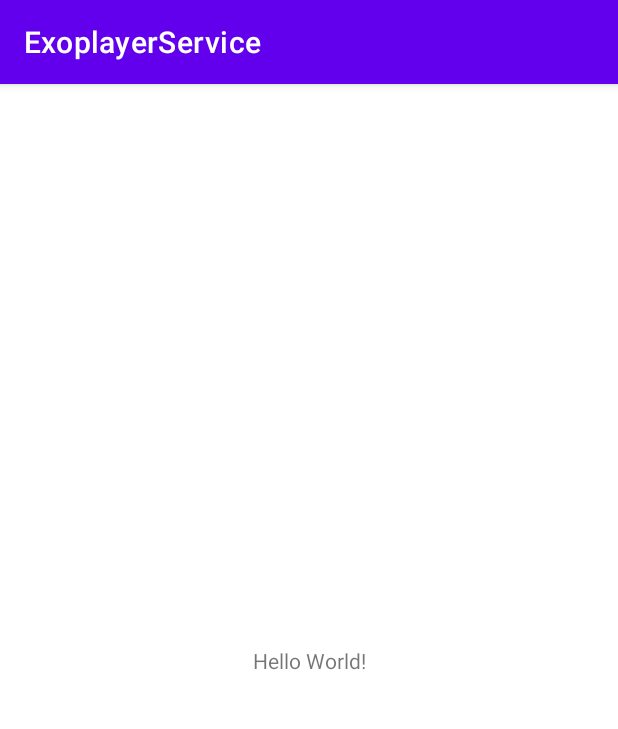
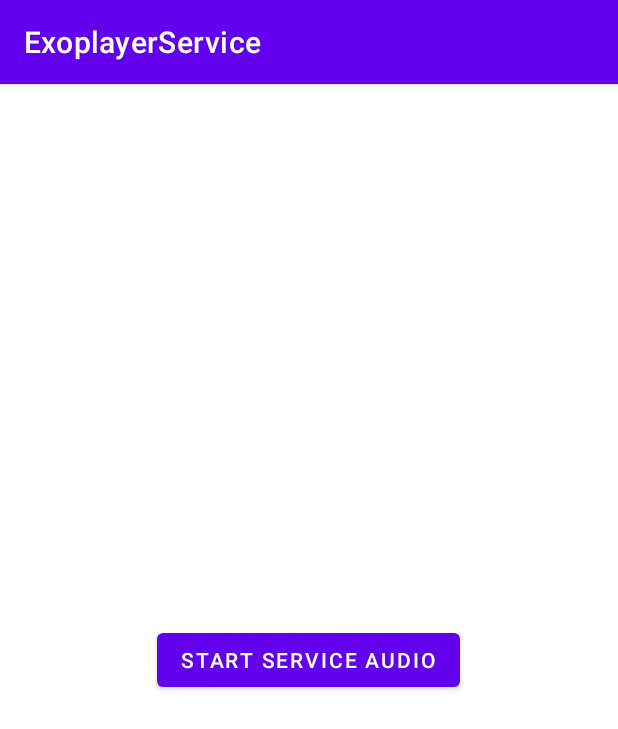
Before and after one commit to Paul9834/ExoplayerService, an Android app: the screen it shows after launch (MainActivity), on a phone screen of 412 x 824 dp. Shown: the top 729 px of the screen. Run offline under Robolectric (Android 15) with nearby library versions, the phone set to English and light mode, and no system bars.

```diff
--- a/app/src/main/java/com/exoplayer/radio/service/MainActivity.kt
+++ b/app/src/main/java/com/exoplayer/radio/service/MainActivity.kt
@@ -1,11 +1,23 @@
 package com.exoplayer.radio.service
 
+import android.content.Context
+import android.content.Intent
 import androidx.appcompat.app.AppCompatActivity
 import android.os.Bundle
+import android.widget.Toast
+import androidx.core.content.ContextCompat
+import kotlinx.android.synthetic.main.activity_main.*
 
 class MainActivity : AppCompatActivity() {
     override fun onCreate(savedInstanceState: Bundle?) {
         super.onCreate(savedInstanceState)
         setContentView(R.layout.activity_main)
+
+
+        button.setOnClickListener {
+            Toast.makeText(this, "Clicked", Toast.LENGTH_SHORT).show()
+            ContextCompat.startForegroundService(this, Intent(this, RadioService::class.java))
+        }
+
     }
 }
--- /dev/null
+++ b/app/src/main/java/com/exoplayer/radio/service/NotificationCh.kt
@@ -0,0 +1,39 @@
+package com.exoplayer.radio.service
+
+import android.app.Application
+import android.app.NotificationChannel
+import android.app.NotificationManager
+import android.os.Build
+
+
+class NotificationCh : Application() {
+
+    companion object {
+        final val CHANNEL_ID = "Audio Service"
+        final val CHANNEL_ID_PLAYER = "Audio PlayBack"
+
+    }
+
+    override fun onCreate() {
+        super.onCreate()
+        createNotificationChannel();
+    }
+
+
+    fun createNotificationChannel () {
+        if (Build.VERSION.SDK_INT >= Build.VERSION_CODES.O) {
+            val name: CharSequence = "Audio Service"
+            val description = "Play audio media"
+            val importance = NotificationManager.IMPORTANCE_DEFAULT
+            val channel = NotificationChannel(CHANNEL_ID, name, importance).apply {
+                this.description = description
+                this.enableLights(true)
+                this.enableVibration(true)
+            }
+            val notificationManager = getSystemService(NotificationManager::class.java)
+            notificationManager.createNotificationChannel(channel)
+        }
+    }
+
+
+}
--- a/app/src/main/res/layout/activity_main.xml
+++ b/app/src/main/res/layout/activity_main.xml
@@ -6,13 +6,15 @@
     android:layout_height="match_parent"
     tools:context=".MainActivity">
 
-    <TextView
+    <Button
+        android:id="@+id/button"
         android:layout_width="wrap_content"
         android:layout_height="wrap_content"
-        android:text="Hello World!"
+        android:text="START SERVICE AUDIO"
         app:layout_constraintBottom_toBottomOf="parent"
-        app:layout_constraintLeft_toLeftOf="parent"
-        app:layout_constraintRight_toRightOf="parent"
+        app:layout_constraintEnd_toEndOf="parent"
+        app:layout_constraintHorizontal_bias="0.498"
+        app:layout_constraintStart_toStartOf="parent"
         app:layout_constraintTop_toTopOf="parent" />
 
 </androidx.constraintlayout.widget.ConstraintLayout>
--- a/build.gradle
+++ b/build.gradle
@@ -8,6 +8,7 @@ buildscript {
     dependencies {
         classpath "com.android.tools.build:gradle:4.2.0-alpha07"
         classpath "org.jetbrains.kotlin:kotlin-gradle-plugin:$kotlin_version"
+
 
         // NOTE: Do not place your application dependencies here; they belong
         // in the individual module build.gradle files
```
Also changed, not shown: app/build.gradle (+14 -4 lines), app/src/main/AndroidManifest.xml (+14 -1 lines), app/src/main/java/com/exoplayer/radio/service/AdapterDescription.java (added, +13 -0 lines), app/src/main/java/com/exoplayer/radio/service/RadioService.kt (added, +178 -0 lines), app/src/main/res/xml/network_security_config.xml (added, +8 -0 lines), gradle/wrapper/gradle-wrapper.properties.
